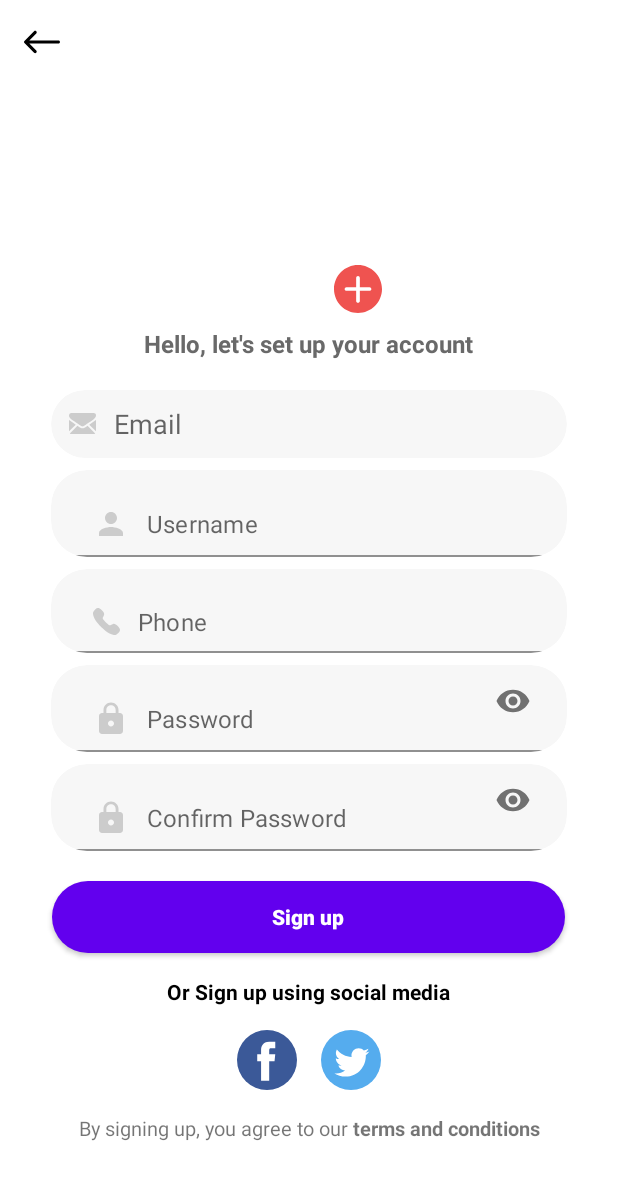
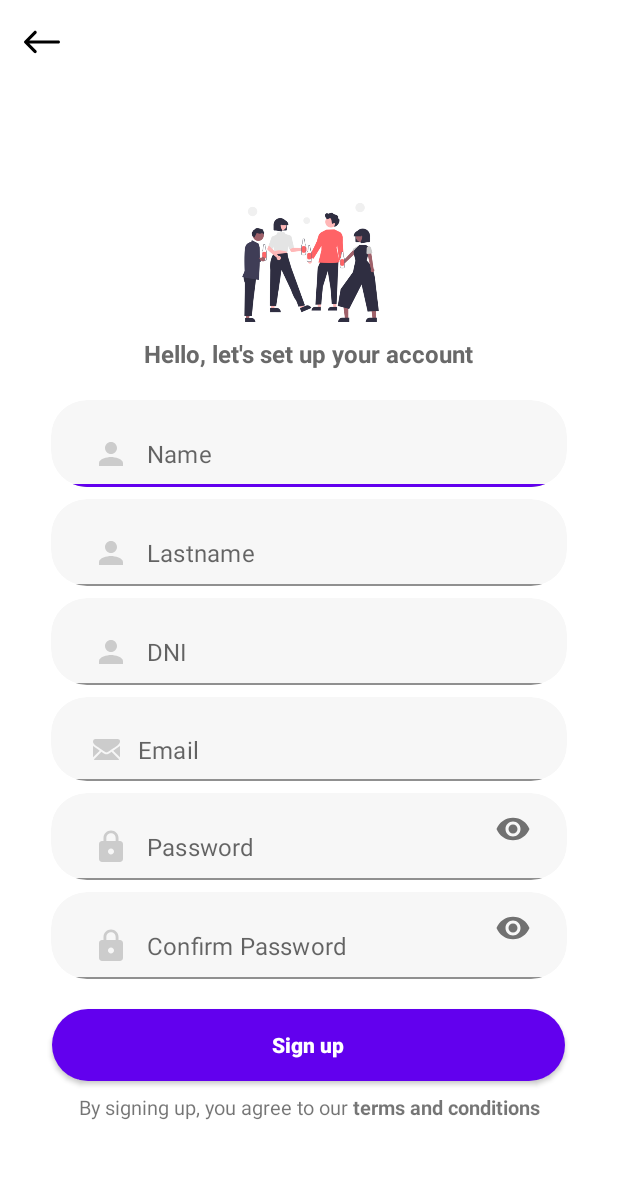
Before and after one commit to santiagogiasone/COVID-PersonLimiter, an Android app: the layout activity_signup.xml on its own in the app's theme, with its tools: preview values and no code run, on a phone screen of 412 x 824 dp. Shown: the top 1180 px of the screen. Run offline under Robolectric (Android 15) with nearby library versions, the phone set to English and light mode, and no system bars.

Commit message:
Agregado de Activities de Signup y modificaciones varias

```diff
--- a/TP2-CODIGO/app/src/main/AndroidManifest.xml
+++ b/TP2-CODIGO/app/src/main/AndroidManifest.xml
@@ -10,7 +10,7 @@
         android:supportsRtl="true"
         android:theme="@style/Theme.COVIDPersonLimiter" >
         <activity
-            android:name=".ui.login.LoginActivity"
+            android:name=".views.MainActivity"
             android:exported="true">
             <intent-filter>
                 <action android:name="android.intent.action.MAIN" />
--- a/TP2-CODIGO/app/src/main/java/com/example/covid_personlimiter/ui/login/LoginActivity.java
+++ b/TP2-CODIGO/app/src/main/java/com/example/covid_personlimiter/ui/login/LoginActivity.java
@@ -26,7 +26,7 @@ import com.example.covid_personlimiter.databinding.LoginactivityBinding;
 public class LoginActivity extends AppCompatActivity {
 
     private LoginViewModel loginViewModel;
-private LoginactivityBinding binding;
+    private LoginactivityBinding binding;
 
     @Override
     public void onCreate(Bundle savedInstanceState) {
@@ -38,7 +38,7 @@ private LoginactivityBinding binding;
         loginViewModel = new ViewModelProvider(this, new LoginViewModelFactory())
                 .get(LoginViewModel.class);
 
-        final EditText usernameEditText = binding.username;
+        final EditText usernameEditText = binding.mail;
         final EditText passwordEditText = binding.password;
         final Button loginButton = binding.login;
         final ProgressBar loadingProgressBar = binding.loading;
--- a/TP2-CODIGO/app/src/main/res/drawable/ic_facebook.xml
+++ /dev/null
@@ -1,5 +0,0 @@
-<vector android:height="24dp" android:viewportHeight="112.196"
-    android:viewportWidth="112.196" android:width="24dp" xmlns:android="http://schemas.android.com/apk/res/android">
-    <path android:fillColor="#3B5998" android:pathData="M56.098,56.098m-56.098,0a56.098,56.098 0,1 1,112.196 0a56.098,56.098 0,1 1,-112.196 0"/>
-    <path android:fillColor="#FFFFFF" android:pathData="M70.201,58.294h-10.01v36.672H45.025V58.294h-7.213V45.406h7.213v-8.34c0,-5.964 2.833,-15.303 15.301,-15.303L71.56,21.81v12.51h-8.151c-1.337,0 -3.217,0.668 -3.217,3.513v7.585h11.334L70.201,58.294z"/>
-</vector>
--- a/TP2-CODIGO/app/src/main/res/drawable/ic_plus.xml
+++ /dev/null
@@ -1,14 +0,0 @@
-<vector xmlns:android="http://schemas.android.com/apk/res/android"
-    android:width="52dp"
-    android:height="52dp"
-    android:viewportWidth="52"
-    android:viewportHeight="52">
-  <path
-      android:strokeWidth="1"
-      android:pathData="M26,26m-18.4,0a18.4,18.4 0,1 1,36.8 0a18.4,18.4 0,1 1,-36.8 0"
-      android:fillColor="#FFFFFF"
-      android:strokeColor="#000000"/>
-  <path
-      android:fillColor="#EF5350"
-      android:pathData="M26,0C11.7,0 0,11.7 0,26s11.7,26 26,26s26,-11.7 26,-26S40.3,0 26,0zM38.5,28H28v11c0,1.1 -0.9,2 -2,2s-2,-0.9 -2,-2V28H13.5c-1.1,0 -2,-0.9 -2,-2s0.9,-2 2,-2H24V14c0,-1.1 0.9,-2 2,-2s2,0.9 2,2v10h10.5c1.1,0 2,0.9 2,2S39.6,28 38.5,28z"/>
-</vector>
--- a/TP2-CODIGO/app/src/main/res/drawable/ic_twitter.xml
+++ /dev/null
@@ -1,12 +0,0 @@
-<vector xmlns:android="http://schemas.android.com/apk/res/android"
-    android:width="112.197dp"
-    android:height="112.197dp"
-    android:viewportWidth="112.197"
-    android:viewportHeight="112.197">
-  <path
-      android:pathData="M56.099,56.098m-56.098,0a56.098,56.098 0,1 1,112.196 0a56.098,56.098 0,1 1,-112.196 0"
-      android:fillColor="#55ACEE"/>
-  <path
-      android:pathData="M90.461,40.316c-2.404,1.066 -4.99,1.787 -7.702,2.109c2.769,-1.659 4.894,-4.284 5.897,-7.417c-2.591,1.537 -5.462,2.652 -8.515,3.253c-2.446,-2.605 -5.931,-4.233 -9.79,-4.233c-7.404,0 -13.409,6.005 -13.409,13.409c0,1.051 0.119,2.074 0.349,3.056c-11.144,-0.559 -21.025,-5.897 -27.639,-14.012c-1.154,1.98 -1.816,4.285 -1.816,6.742c0,4.651 2.369,8.757 5.965,11.161c-2.197,-0.069 -4.266,-0.672 -6.073,-1.679c-0.001,0.057 -0.001,0.114 -0.001,0.17c0,6.497 4.624,11.916 10.757,13.147c-1.124,0.308 -2.311,0.471 -3.532,0.471c-0.866,0 -1.705,-0.083 -2.523,-0.239c1.706,5.326 6.657,9.203 12.526,9.312c-4.59,3.597 -10.371,5.74 -16.655,5.74c-1.08,0 -2.15,-0.063 -3.197,-0.188c5.931,3.806 12.981,6.025 20.553,6.025c24.664,0 38.152,-20.432 38.152,-38.153c0,-0.581 -0.013,-1.16 -0.039,-1.734C86.391,45.366 88.664,43.005 90.461,40.316L90.461,40.316z"
-      android:fillColor="#FFFFFF"/>
-</vector>
--- a/TP2-CODIGO/app/src/main/res/layout/activity_signup.xml
+++ b/TP2-CODIGO/app/src/main/res/layout/activity_signup.xml
@@ -5,14 +5,14 @@
     android:layout_width="match_parent"
     android:layout_height="match_parent"
     android:background="@color/colorBackground"
-    tools:context=".SignupActivity">
+    tools:context=".views.SignUpActivity">
+
     <androidx.appcompat.widget.Toolbar
         android:id="@+id/toolbar"
+        android:layout_width="match_parent"
+        android:layout_height="wrap_content"
         android:background="@android:color/transparent"
-        app:navigationIcon="@drawable/ic_back"
-        android:layout_width="match_parent"
-        android:layout_height="wrap_content">
-    </androidx.appcompat.widget.Toolbar>
+        app:navigationIcon="@drawable/ic_back"></androidx.appcompat.widget.Toolbar>
 
     <ScrollView
         android:layout_below="@id/toolbar"
@@ -25,68 +25,68 @@
 
         <RelativeLayout
             android:layout_width="match_parent"
-            android:layout_height="match_parent"
+            android:layout_height="wrap_content"
             android:orientation="vertical"
             android:scrollbarThumbHorizontal="@null"
             android:scrollbarThumbVertical="@null">
 
             <LinearLayout
-                android:layout_centerVertical="true"
                 android:layout_width="match_parent"
                 android:layout_height="wrap_content"
+                android:layout_centerVertical="true"
                 android:orientation="vertical">
 
-                <RelativeLayout
-                    android:id="@+id/signup_image_layout"
-                    android:layout_gravity="center"
-                    android:layout_width="100dp"
-                    android:layout_height="100dp"
-                    android:orientation="vertical"
-                    android:layout_marginBottom="8dp">
                 <ImageView
-                        android:layout_width="32dp"
-                        android:layout_height="32dp"
-                        android:layout_margin="1dp"
-                        android:layout_alignParentRight="true"
-                        android:layout_alignParentEnd="true"
-                        android:layout_alignParentBottom="true"
-                        app:srcCompat="@drawable/ic_plus" />
-                </RelativeLayout>
+                    android:layout_width="411dp"
+                    android:layout_height="99dp"
+                    android:layout_marginStart="1dp"
+                    android:layout_marginTop="1dp"
+                    android:layout_marginRight="155dp"
+                    android:layout_marginBottom="0dp"
+                    app:srcCompat="@drawable/image_login" />
 
                 <TextView
-                    android:layout_gravity="center"
                     android:layout_width="wrap_content"
                     android:layout_height="wrap_content"
+                    android:layout_gravity="center"
+                    android:layout_marginBottom="16dp"
                     android:text="@string/text_signup_message"
                     android:textColor="#696969"
                     android:textSize="16sp"
-                    android:layout_marginBottom="16dp"
                     android:textStyle="bold" />
+
                 <androidx.cardview.widget.CardView
                     android:layout_width="wrap_content"
                     android:layout_height="wrap_content"
                     android:layout_gravity="center"
+                    android:layout_margin="4dp"
                     app:cardBackgroundColor="@color/colorTextInputBackground"
-                    android:layout_margin="4dp"
                     app:cardCornerRadius="24dp"
                     app:cardElevation="0dp">
+
+                    <com.google.android.material.textfield.TextInputLayout
+                        android:layout_width="match_parent"
+                        android:layout_height="wrap_content"
+                        android:gravity="center"
+                        app:hintEnabled="false">
+
                         <com.google.android.material.textfield.TextInputEditText
-                        android:id="@+id/et_email"
+                            android:id="@+id/et_name"
                             android:layout_width="wrap_content"
                             android:layout_height="wrap_content"
                             android:layout_gravity="center"
                             android:layout_marginLeft="12dp"
                             android:layout_marginRight="12dp"
                             android:background="@android:color/transparent"
-                        android:drawableStart="@drawable/ic_mail"
-                        android:drawableLeft="@drawable/ic_mail"
+                            android:drawableStart="@drawable/ic_person"
+                            android:drawableLeft="@drawable/ic_person"
                             android:drawablePadding="12dp"
-                        android:hint="@string/hint_email"
-                        android:inputType="textEmailAddress"
+                            android:hint="@string/hint_name"
                             android:imeOptions="actionNext"
                             android:minWidth="320dp"
                             android:minHeight="45dp"
                             android:singleLine="true" />
+                    </com.google.android.material.textfield.TextInputLayout>
                 </androidx.cardview.widget.CardView>
 
                 <androidx.cardview.widget.CardView
@@ -105,23 +105,25 @@
                         app:hintEnabled="false">
 
                         <com.google.android.material.textfield.TextInputEditText
-                            android:id="@+id/et_username"
+                            android:id="@+id/et_lastname"
                             android:layout_width="wrap_content"
                             android:layout_height="wrap_content"
                             android:layout_gravity="center"
                             android:layout_marginLeft="12dp"
                             android:layout_marginRight="12dp"
+                            android:layout_weight="1"
                             android:background="@android:color/transparent"
                             android:drawableStart="@drawable/ic_person"
                             android:drawableLeft="@drawable/ic_person"
                             android:drawablePadding="12dp"
-                            android:hint="@string/hint_username"
+                            android:hint="@string/hint_lastname"
                             android:imeOptions="actionNext"
                             android:minWidth="320dp"
                             android:minHeight="45dp"
                             android:singleLine="true" />
                     </com.google.android.material.textfield.TextInputLayout>
                 </androidx.cardview.widget.CardView>
+
                 <androidx.cardview.widget.CardView
                     android:layout_width="wrap_content"
                     android:layout_height="wrap_content"
@@ -138,23 +140,63 @@
                         app:hintEnabled="false">
 
                         <com.google.android.material.textfield.TextInputEditText
-                            android:id="@+id/et_phone"
+                            android:id="@+id/et_dni"
+                            android:layout_width="wrap_content"
+                            android:layout_height="wrap_content"
+                            android:layout_gravity="center"
+                            android:layout_marginLeft="12dp"
+                            android:layout_marginRight="12dp"
+                            android:layout_weight="1"
+                            android:background="@android:color/transparent"
+                            android:drawableStart="@drawable/ic_person"
+                            android:drawableLeft="@drawable/ic_person"
+                            android:drawablePadding="12dp"
+                            android:hint="@string/hint_dni"
+                            android:imeOptions="actionNext"
+                            android:inputType="number"
+                            android:minWidth="320dp"
+                            android:minHeight="45dp"
+                            android:singleLine="true" />
+                    </com.google.android.material.textfield.TextInputLayout>
+
+                </androidx.cardview.widget.CardView>
+
+                <androidx.cardview.widget.CardView
+                    android:layout_width="wrap_content"
+                    android:layout_height="wrap_content"
+                    android:layout_gravity="center"
+                    android:layout_margin="4dp"
+                    app:cardBackgroundColor="@color/colorTextInputBackground"
+                    app:cardCornerRadius="24dp"
+                    app:cardElevation="0dp">
+
+                    <com.google.android.material.textfield.TextInputLayout
+                        android:layout_width="match_parent"
+                        android:layout_height="wrap_content"
+                        android:gravity="center"
+                        app:hintEnabled="false">
+
+                        <com.google.android.material.textfield.TextInputEditText
+                            android:id="@+id/et_email"
                             android:layout_width="wrap_content"
                             android:layout_height="wrap_content"
                             android:layout_gravity="center"
                             android:layout_marginLeft="12dp"
                             android:layout_marginRight="12dp"
                             android:background="@android:color/transparent"
-                            android:drawableStart="@drawable/ic_phone"
-                            android:drawableLeft="@drawable/ic_phone"
+                            android:drawableStart="@drawable/ic_mail"
+                            android:drawableLeft="@drawable/ic_mail"
                             android:drawablePadding="12dp"
-                            android:hint="@string/hint_phone"
+                            android:hint="@string/hint_email"
                             android:imeOptions="actionNext"
+                            android:inputType="textEmailAddress"
                             android:minWidth="320dp"
                             android:minHeight="45dp"
                             android:singleLine="true" />
                     </com.google.android.material.textfield.TextInputLayout>
+
                 </androidx.cardview.widget.CardView>
+
                 <androidx.cardview.widget.CardView
                     android:layout_width="wrap_content"
                     android:layout_height="wrap_content"
@@ -189,6 +231,7 @@
                             android:minHeight="45dp" />
                     </com.google.android.material.textfield.TextInputLayout>
                 </androidx.cardview.widget.CardView>
+
                 <androidx.cardview.widget.CardView
                     android:layout_width="wrap_content"
                     android:layout_height="wrap_content"
@@ -225,7 +268,7 @@
                 </androidx.cardview.widget.CardView>
 
                 <Button
-                    android:id="@+id/button_signin"
+                    android:id="@+id/button_signup"
                     style="@style/Button1"
                     android:layout_width="342dp"
                     android:layout_height="wrap_content"
@@ -233,53 +276,20 @@
                     android:layout_marginTop="16dp"
                     android:text="@string/button_sign_up" />
 
-                <LinearLayout
-                    android:id="@+id/social_layout"
-                    android:layout_marginTop="16dp"
-                    android:gravity="center"
-                    android:orientation="vertical"
-                    android:layout_width="match_parent"
-                    android:layout_height="wrap_content">
-
                 <TextView
-                        android:layout_width="wrap_content"
-                        android:layout_height="wrap_content"
-                        android:textColor="@color/md_black_1000"
-                        android:textStyle="bold"
-                        android:layout_marginBottom="8dp"
-                        android:text="@string/text_signup_social_media" />
-
-                    <LinearLayout
-                        android:layout_width="wrap_content"
-                        android:layout_height="wrap_content">
-
-                        <ImageView
-                            android:layout_margin="8dp"
-                            app:srcCompat="@drawable/ic_facebook"
-                            android:layout_width="40dp"
-                            android:layout_height="40dp" />
-
-                        <ImageView
-                            android:layout_margin="8dp"
-                            app:srcCompat="@drawable/ic_twitter"
-                            android:layout_width="40dp"
-                            android:layout_height="40dp" />
-                    </LinearLayout>
-                </LinearLayout>
-
-                <TextView
-                    android:id="@+id/button_signup"
+                    android:id="@+id/signup"
                     android:layout_width="wrap_content"
                     android:layout_height="wrap_content"
                     android:layout_gravity="center"
                     android:gravity="center"
-                    android:textSize="13sp"
                     android:padding="8dp"
-                    android:text="@string/text_signup_terms" />
+                    android:text="@string/text_signup_terms"
+                    android:textSize="13sp" />
             </LinearLayout>
 
         </RelativeLayout>
 
 
     </ScrollView>
+
 </RelativeLayout>
--- a/TP2-CODIGO/app/src/main/res/values/strings.xml
+++ b/TP2-CODIGO/app/src/main/res/values/strings.xml
@@ -9,8 +9,14 @@
     <string name="invalid_username">Not a valid username</string>
     <string name="invalid_password">Password must be >5 characters</string>
     <string name="login_failed">"Login failed"</string>
+    <string name="hint_name">Name</string>
+    <string name="hint_lastname">Lastname</string>
+    <string name="hint_dni">DNI</string>
     <string name="hint_username">Username</string>
     <string name="hint_password">Password</string>
+    <string name="hint_email">Email</string>
+    <string name="hint_phone">Phone</string>
+    <string name="hint_confirm_password">Confirm Password</string>
     <string name="button_sign_in">Sign in</string>
     <string name="button_sign_up">Sign up</string>
     <string name="button_send">Send</string>
@@ -18,10 +24,7 @@
     <string name="text_signin_message">Hello, sign in to your account</string>
     <string name="text_signin_social_media">Or Sign in using social media</string>
     <string name="text_signup_social_media">Or Sign up using social media</string>
-    <string name="text_signin_signup">
-Don\'t have an account?
-<b>Sign up</b>
-</string>
+    <string name="text_signin_signup">Don\'t have an account?</string>
     <string name="text_signup_terms">
 By signing up, you agree to our
 <b>terms and conditions</b>
@@ -29,7 +32,4 @@ By signing up, you agree to our
     <string name="text_signup_message">Hello, let\'s set up your account</string>
     <string name="text_forgot_password_title">Forgot password? No worries</string>
     <string name="text_forgot_password_message">We will send you a link to reset your password</string>
-    <string name="hint_email">Email</string>
-    <string name="hint_phone">Phone</string>
-    <string name="hint_confirm_password">Confirm Password</string>
 </resources>
```
Also changed, not shown: TP2-CODIGO/app/src/main/java/com/example/covid_personlimiter/data/model/LoggedInUser.java (+9 -0 lines), TP2-CODIGO/app/src/main/java/com/example/covid_personlimiter/presenters/MainPresenter.java (+9 -1 lines), TP2-CODIGO/app/src/main/java/com/example/covid_personlimiter/presenters/SignUpPresenter.java (added, +25 -0 lines), TP2-CODIGO/app/src/main/java/com/example/covid_personlimiter/views/MainActivity.java (renamed from TP2-CODIGO/app/src/main/java/com/example/covid_personlimiter/MainActivity.java, +15 -17 lines), TP2-CODIGO/app/src/main/java/com/example/covid_personlimiter/views/SignUpActivity.java (added, +78 -0 lines), TP2-CODIGO/app/src/main/res/layout/loginactivity.xml (+30 -53 lines), TP2-CODIGO/app/src/main/res/layout/mainactivity.xml (+11 -21 lines), TP2-CODIGO/app/src/main/res/drawable/app_logo_2.png (deleted), TP2-CODIGO/app/src/main/res/drawable/dummy_image.jpg (deleted), TP2-CODIGO/app/src/main/res/drawable/image_login.png (added). Lines whose indentation alone changed are shown as unchanged.
